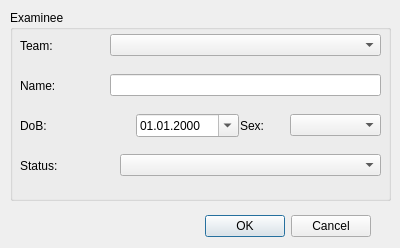
This is shvsm/surveyedcreatedialog.ui in SeregaGomen/shvsm as Qt 5 draws it before an edit. The edited form follows.
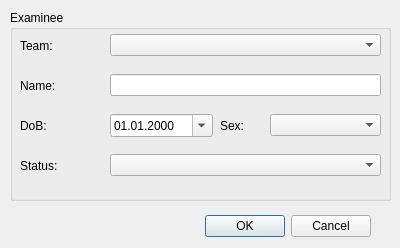
This is the edited form.

```diff
--- a/shvsm/surveyedcreatedialog.ui
+++ b/shvsm/surveyedcreatedialog.ui
@@ -126,7 +126,7 @@
      <rect>
       <x>10</x>
       <y>100</y>
-      <width>111</width>
+      <width>81</width>
       <height>31</height>
      </rect>
     </property>
@@ -143,7 +143,7 @@
    <widget class="QWidget" name="verticalLayoutWidget_3">
     <property name="geometry">
      <rect>
-      <x>126</x>
+      <x>100</x>
       <y>100</y>
       <width>103</width>
       <height>31</height>
@@ -165,7 +165,7 @@
    <widget class="QWidget" name="horizontalLayoutWidget_4">
     <property name="geometry">
      <rect>
-      <x>230</x>
+      <x>210</x>
       <y>100</y>
       <width>41</width>
       <height>31</height>
@@ -184,9 +184,9 @@
    <widget class="QWidget" name="verticalLayoutWidget_4">
     <property name="geometry">
      <rect>
-      <x>280</x>
+      <x>260</x>
       <y>100</y>
-      <width>91</width>
+      <width>111</width>
       <height>31</height>
      </rect>
     </property>
@@ -201,7 +201,7 @@
      <rect>
       <x>10</x>
       <y>140</y>
-      <width>91</width>
+      <width>81</width>
       <height>31</height>
      </rect>
     </property>
@@ -218,9 +218,9 @@
    <widget class="QWidget" name="verticalLayoutWidget_6">
     <property name="geometry">
      <rect>
-      <x>110</x>
+      <x>100</x>
       <y>140</y>
-      <width>261</width>
+      <width>271</width>
       <height>31</height>
      </rect>
     </property>
```
